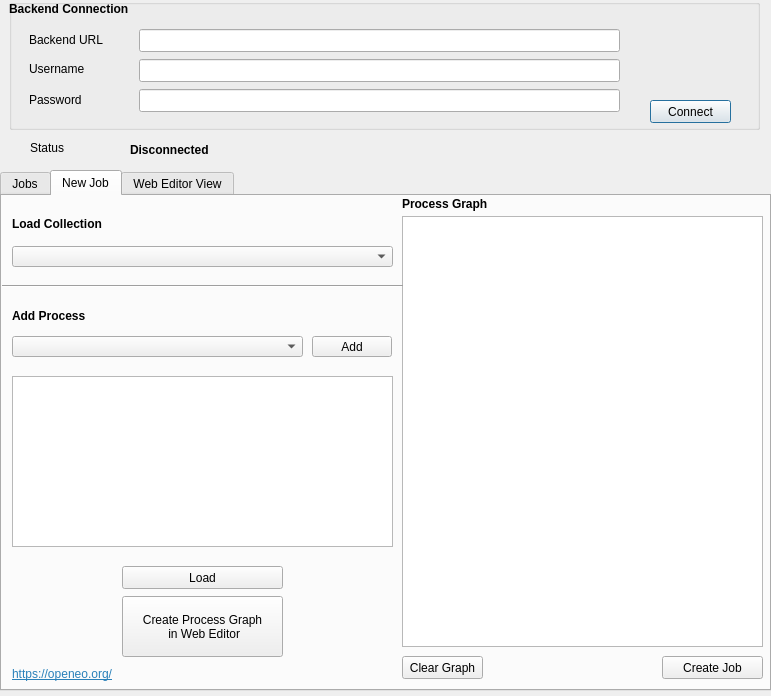
First picture: the form in openeo_connector_dialog_base.ui, repository Open-EO/openeo-qgis-plugin, before the edit.
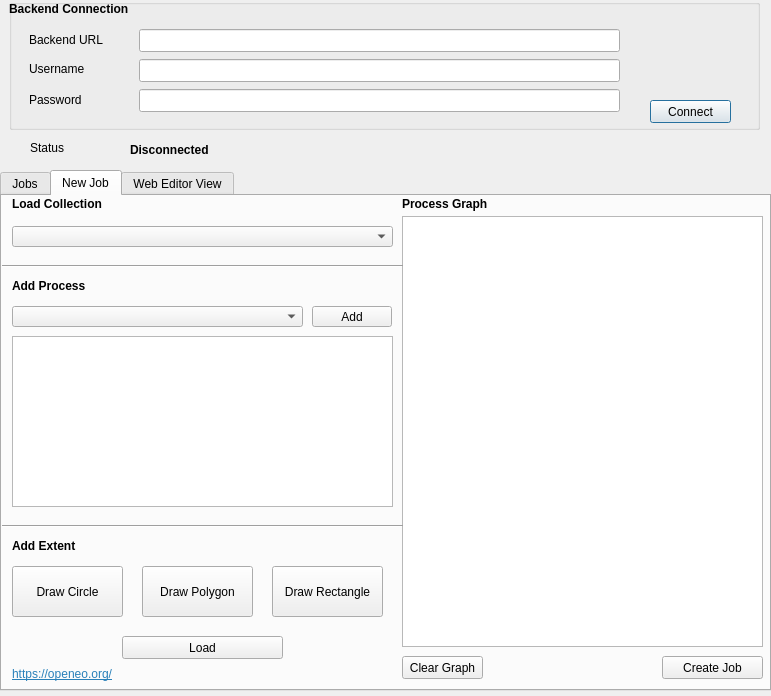
Second picture: the form after the edit. Icons and pictures are not drawn.

The edit to the form file:
```diff
--- a/openeo_connector_dialog_base.ui
+++ b/openeo_connector_dialog_base.ui
@@ -234,7 +234,7 @@
      <property name="geometry">
       <rect>
        <x>10</x>
-       <y>50</y>
+       <y>30</y>
        <width>381</width>
        <height>21</height>
       </rect>
@@ -244,7 +244,7 @@
      <property name="geometry">
       <rect>
        <x>10</x>
-       <y>140</y>
+       <y>110</y>
        <width>291</width>
        <height>21</height>
       </rect>
@@ -254,7 +254,7 @@
      <property name="geometry">
       <rect>
        <x>310</x>
-       <y>140</y>
+       <y>110</y>
        <width>80</width>
        <height>21</height>
       </rect>
@@ -267,7 +267,7 @@
      <property name="geometry">
       <rect>
        <x>10</x>
-       <y>180</y>
+       <y>140</y>
        <width>381</width>
        <height>171</height>
       </rect>
@@ -277,7 +277,7 @@
      <property name="geometry">
       <rect>
        <x>10</x>
-       <y>20</y>
+       <y>0</y>
        <width>131</width>
        <height>16</height>
       </rect>
@@ -290,7 +290,7 @@
      <property name="geometry">
       <rect>
        <x>10</x>
-       <y>110</y>
+       <y>80</y>
        <width>101</width>
        <height>20</height>
       </rect>
@@ -342,7 +342,7 @@
      <property name="geometry">
       <rect>
        <x>0</x>
-       <y>80</y>
+       <y>60</y>
        <width>401</width>
        <height>20</height>
       </rect>
@@ -355,7 +355,7 @@
      <property name="geometry">
       <rect>
        <x>120</x>
-       <y>370</y>
+       <y>440</y>
        <width>161</width>
        <height>23</height>
       </rect>
@@ -377,18 +377,72 @@
       <string>&lt;html&gt;&lt;head/&gt;&lt;body&gt;&lt;p&gt;&lt;a href=&quot;https://openeo.org/&quot;&gt;&lt;span style=&quot; text-decoration: underline; color:#2980b9;&quot;&gt;https://openeo.org/&lt;/span&gt;&lt;/a&gt;&lt;/p&gt;&lt;/body&gt;&lt;/html&gt;</string>
      </property>
     </widget>
-    <widget class="QPushButton" name="moveButton">
+    <widget class="Line" name="line_2">
      <property name="geometry">
       <rect>
-       <x>120</x>
-       <y>400</y>
-       <width>161</width>
-       <height>61</height>
+       <x>0</x>
+       <y>320</y>
+       <width>401</width>
+       <height>20</height>
       </rect>
      </property>
+     <property name="orientation">
+      <enum>Qt::Horizontal</enum>
+     </property>
+    </widget>
+    <widget class="QLabel" name="label_8">
+     <property name="geometry">
+      <rect>
+       <x>10</x>
+       <y>340</y>
+       <width>101</width>
+       <height>20</height>
+      </rect>
+     </property>
      <property name="text">
-      <string>Create Process Graph 
- in Web Editor</string>
+      <string>&lt;html&gt;&lt;head/&gt;&lt;body&gt;&lt;p&gt;&lt;span style=&quot; font-weight:600;&quot;&gt;Add Extent&lt;/span&gt;&lt;/p&gt;&lt;/body&gt;&lt;/html&gt;</string>
+     </property>
+     <property name="alignment">
+      <set>Qt::AlignLeading|Qt::AlignLeft|Qt::AlignVCenter</set>
+     </property>
+    </widget>
+    <widget class="QPushButton" name="circleButton">
+     <property name="geometry">
+      <rect>
+       <x>10</x>
+       <y>370</y>
+       <width>111</width>
+       <height>51</height>
+      </rect>
+     </property>
+     <property name="text">
+      <string>Draw Circle</string>
+     </property>
+    </widget>
+    <widget class="QPushButton" name="rectangleButton">
+     <property name="geometry">
+      <rect>
+       <x>270</x>
+       <y>370</y>
+       <width>111</width>
+       <height>51</height>
+      </rect>
+     </property>
+     <property name="text">
+      <string>Draw Rectangle</string>
+     </property>
+    </widget>
+    <widget class="QPushButton" name="polygonButton">
+     <property name="geometry">
+      <rect>
+       <x>140</x>
+       <y>370</y>
+       <width>111</width>
+       <height>51</height>
+      </rect>
+     </property>
+     <property name="text">
+      <string>Draw Polygon</string>
      </property>
     </widget>
    </widget>
@@ -396,6 +450,20 @@
     <attribute name="title">
      <string>Web Editor View</string>
     </attribute>
+    <widget class="QPushButton" name="moveButton">
+     <property name="geometry">
+      <rect>
+       <x>280</x>
+       <y>420</y>
+       <width>161</width>
+       <height>61</height>
+      </rect>
+     </property>
+     <property name="text">
+      <string>Create Process Graph 
+ in Web Editor</string>
+     </property>
+    </widget>
    </widget>
   </widget>
   <widget class="QLabel" name="statusLabel">
```
